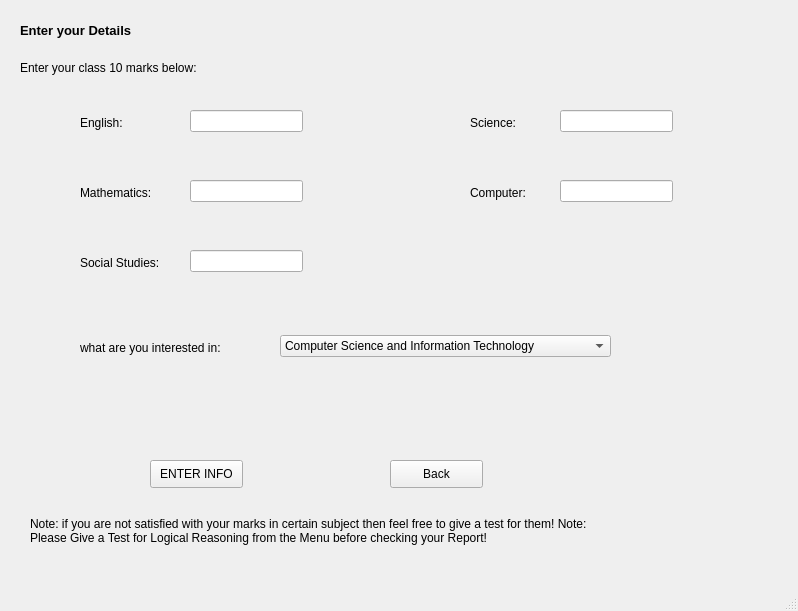
Qt form UI files/Enter Your Info.ui (tikna1234/minor-project) before a commit.
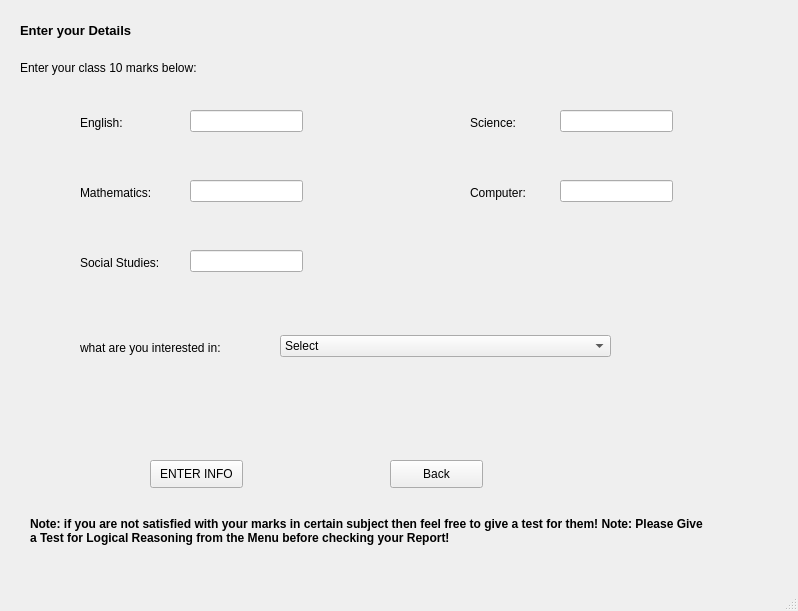
The same form after that commit.

Diff of the .ui file:
```diff
--- a/UI files/Enter Your Info.ui
+++ b/UI files/Enter Your Info.ui
@@ -215,6 +215,11 @@
       <height>22</height>
      </rect>
     </property>
+    <item>
+     <property name="text">
+      <string>Select</string>
+     </property>
+    </item>
     <item>
      <property name="text">
       <string>Computer Science and Information Technology</string>
@@ -271,10 +276,16 @@
      <rect>
       <x>30</x>
       <y>510</y>
-      <width>581</width>
+      <width>681</width>
       <height>41</height>
      </rect>
     </property>
+    <property name="font">
+     <font>
+      <weight>75</weight>
+      <bold>true</bold>
+     </font>
+    </property>
     <property name="text">
      <string>Note: if you are not satisfied with your marks in certain subject then feel free to give a test for them! Note: Please Give a Test for Logical Reasoning from the Menu before checking your Report!</string>
     </property>
```
